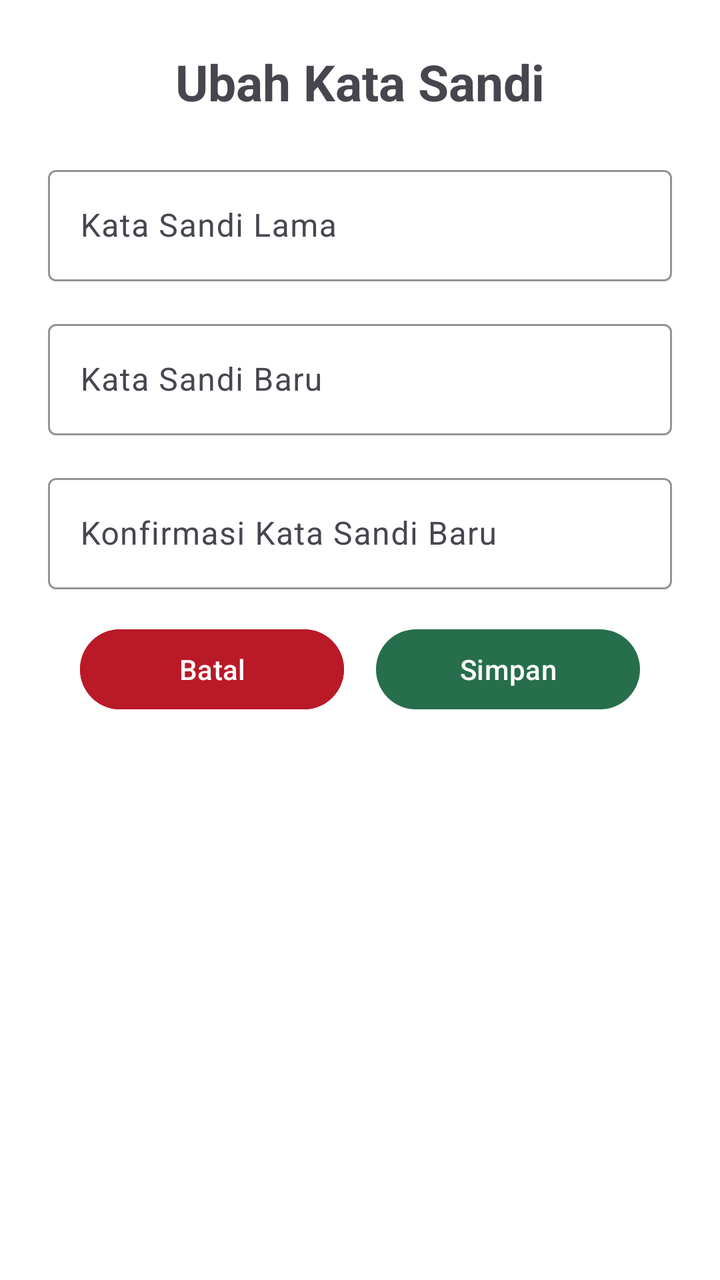
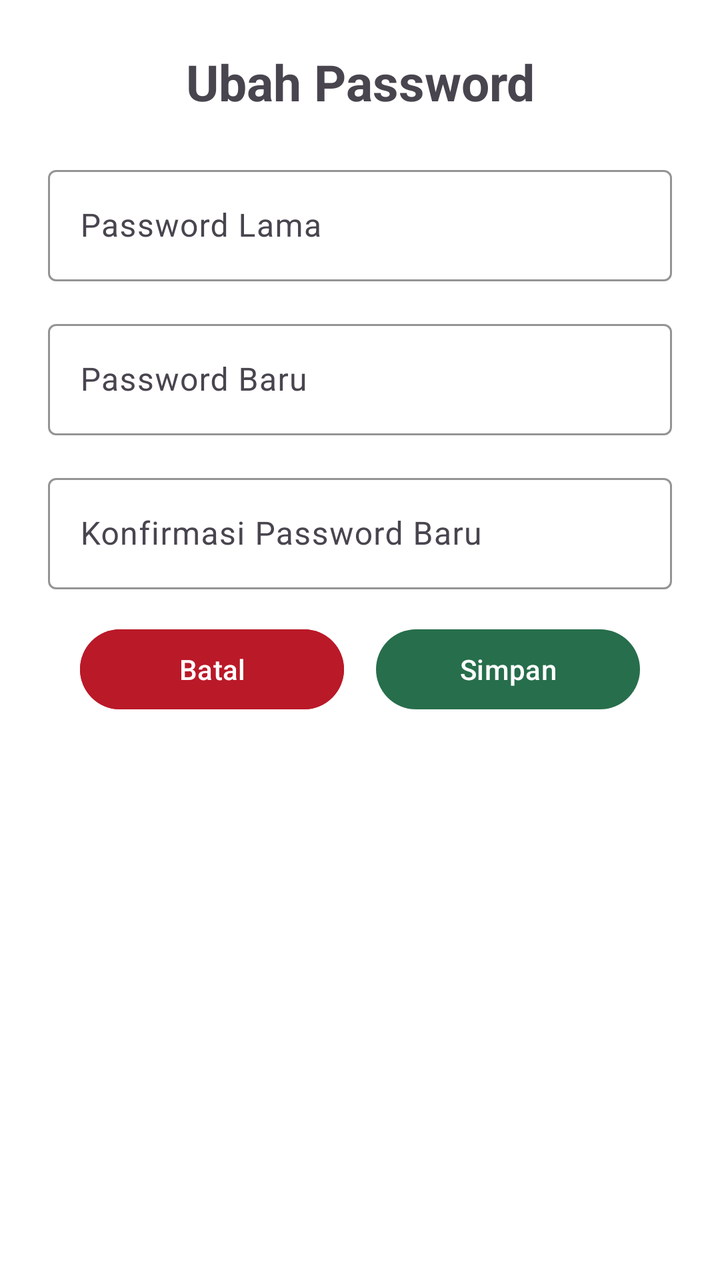

An Android layout rendered at two revisions. The XML below is the earlier revision; the diff shows what the commit changed to produce the second picture.
<!-- AndroidManifest.xml: application theme Base.Theme.MarketPay -->
<!-- res/layout/fragment_ubah_sandi.xml -->
<?xml version="1.0" encoding="utf-8"?>
<LinearLayout xmlns:android="http://schemas.android.com/apk/res/android"
    xmlns:app="http://schemas.android.com/apk/res-auto"
    android:id="@+id/fragment_ubah_sandi"
    android:layout_width="match_parent"
    android:layout_height="wrap_content"
    android:orientation="vertical"
    android:padding="24dp"
    android:background="@android:color/white">

    <TextView
        android:id="@+id/txtTitle"
        android:layout_width="match_parent"
        android:layout_height="wrap_content"
        android:text="Ubah Kata Sandi"
        android:textSize="25sp"
        android:textStyle="bold"
        android:gravity="center"
        android:layout_marginBottom="12dp"/>
    <com.google.android.material.textfield.TextInputLayout
        android:id="@+id/inputLayoutPasswordLama"
        android:layout_width="match_parent"
        android:layout_height="wrap_content"
        android:layout_marginTop="10dp"
        android:hint="Kata Sandi Lama"
        app:boxStrokeColor="@color/green"
        app:hintTextColor="@color/green">

        <com.google.android.material.textfield.TextInputEditText
            android:id="@+id/editPasswordLama"
            android:layout_width="match_parent"
            android:layout_height="wrap_content"
            android:inputType="textPassword"
            android:textColor="@color/black" />
    </com.google.android.material.textfield.TextInputLayout>

    <com.google.android.material.textfield.TextInputLayout
        android:id="@+id/inputLayoutPasswordBaru"
        android:layout_width="match_parent"
        android:layout_height="wrap_content"
        android:layout_marginTop="16dp"
        android:hint="Kata Sandi Baru"
        app:boxStrokeColor="@color/green"
        app:hintTextColor="@color/green">

        <com.google.android.material.textfield.TextInputEditText
            android:id="@+id/editPasswordBaru"
            android:layout_width="match_parent"
            android:layout_height="wrap_content"
            android:inputType="textPassword"
            android:textColor="@color/black" />
    </com.google.android.material.textfield.TextInputLayout>

    <com.google.android.material.textfield.TextInputLayout
        android:id="@+id/inputLayoutKonfirmasiPassword"
        android:layout_width="match_parent"
        android:layout_height="wrap_content"
        android:layout_marginTop="16dp"
        android:hint="Konfirmasi Kata Sandi Baru"
        app:boxStrokeColor="@color/green"
        app:hintTextColor="@color/green">

        <com.google.android.material.textfield.TextInputEditText
            android:id="@+id/editKonfirmasiPassword"
            android:layout_width="match_parent"
            android:layout_height="wrap_content"
            android:inputType="textPassword"
            android:textColor="@color/black" />
    </com.google.android.material.textfield.TextInputLayout>

    <LinearLayout
        android:layout_width="match_parent"
        android:layout_height="wrap_content"
        android:orientation="horizontal"
        android:paddingHorizontal="16dp"
        android:gravity="center"
        android:layout_marginTop="16dp">
        <com.google.android.material.button.MaterialButton
            android:id="@+id/btnBatal"
            android:layout_width="0dp"
            android:layout_height="wrap_content"
            android:layout_weight="1"
            android:text="Batal"
            android:backgroundTint="@color/red"
            android:foreground="?attr/selectableItemBackground"/>
        <Space
            android:layout_width="16dp"
            android:layout_height="wrap_content" />
        <com.google.android.material.button.MaterialButton
            android:id="@+id/btnTopup"
            android:layout_width="0dp"
            android:layout_height="wrap_content"
            android:layout_weight="1"
            android:text="Simpan"
            android:textColor="@android:color/white"
            app:backgroundTint="@color/green"
            app:rippleColor="@color/white" />
    </LinearLayout>

</LinearLayout>
<!-- resources referenced by this layout -->
<resources>
  <color name="black">#FF000000</color>
  <color name="green">#276e4c</color>
  <color name="red">#BA1928</color>
  <color name="white">#FFFFFFFF</color>
  <style name="Base.Theme.MarketPay" parent="Theme.Material3.DayNight.NoActionBar">
          <item name="android:statusBarColor">@color/green</item>
          <item name="android:windowLightStatusBar">false</item>
      </style>
</resources>

<!-- the commit's change to res/layout/fragment_ubah_sandi.xml (unified diff, before → after) -->
@@ -12,7 +12,7 @@
         android:id="@+id/txtTitle"
         android:layout_width="match_parent"
         android:layout_height="wrap_content"
-        android:text="Ubah Kata Sandi"
+        android:text="Ubah Password"
         android:textSize="25sp"
         android:textStyle="bold"
         android:gravity="center"
@@ -22,12 +22,12 @@
         android:layout_width="match_parent"
         android:layout_height="wrap_content"
         android:layout_marginTop="10dp"
-        android:hint="Kata Sandi Lama"
+        android:hint="Password Lama"
         app:boxStrokeColor="@color/green"
         app:hintTextColor="@color/green">
 
         <com.google.android.material.textfield.TextInputEditText
-            android:id="@+id/editPasswordLama"
+            android:id="@+id/passwordLama"
             android:layout_width="match_parent"
             android:layout_height="wrap_content"
             android:inputType="textPassword"
@@ -39,12 +39,12 @@
         android:layout_width="match_parent"
         android:layout_height="wrap_content"
         android:layout_marginTop="16dp"
-        android:hint="Kata Sandi Baru"
+        android:hint="Password Baru"
         app:boxStrokeColor="@color/green"
         app:hintTextColor="@color/green">
 
         <com.google.android.material.textfield.TextInputEditText
-            android:id="@+id/editPasswordBaru"
+            android:id="@+id/passwordBaru"
             android:layout_width="match_parent"
             android:layout_height="wrap_content"
             android:inputType="textPassword"
@@ -56,12 +56,12 @@
         android:layout_width="match_parent"
         android:layout_height="wrap_content"
         android:layout_marginTop="16dp"
-        android:hint="Konfirmasi Kata Sandi Baru"
+        android:hint="Konfirmasi Password Baru"
         app:boxStrokeColor="@color/green"
         app:hintTextColor="@color/green">
 
         <com.google.android.material.textfield.TextInputEditText
-            android:id="@+id/editKonfirmasiPassword"
+            android:id="@+id/konfirmasiPassword"
             android:layout_width="match_parent"
             android:layout_height="wrap_content"
             android:inputType="textPassword"
@@ -87,7 +87,7 @@
             android:layout_width="16dp"
             android:layout_height="wrap_content" />
         <com.google.android.material.button.MaterialButton
-            android:id="@+id/btnTopup"
+            android:id="@+id/btnSimpan"
             android:layout_width="0dp"
             android:layout_height="wrap_content"
             android:layout_weight="1"
